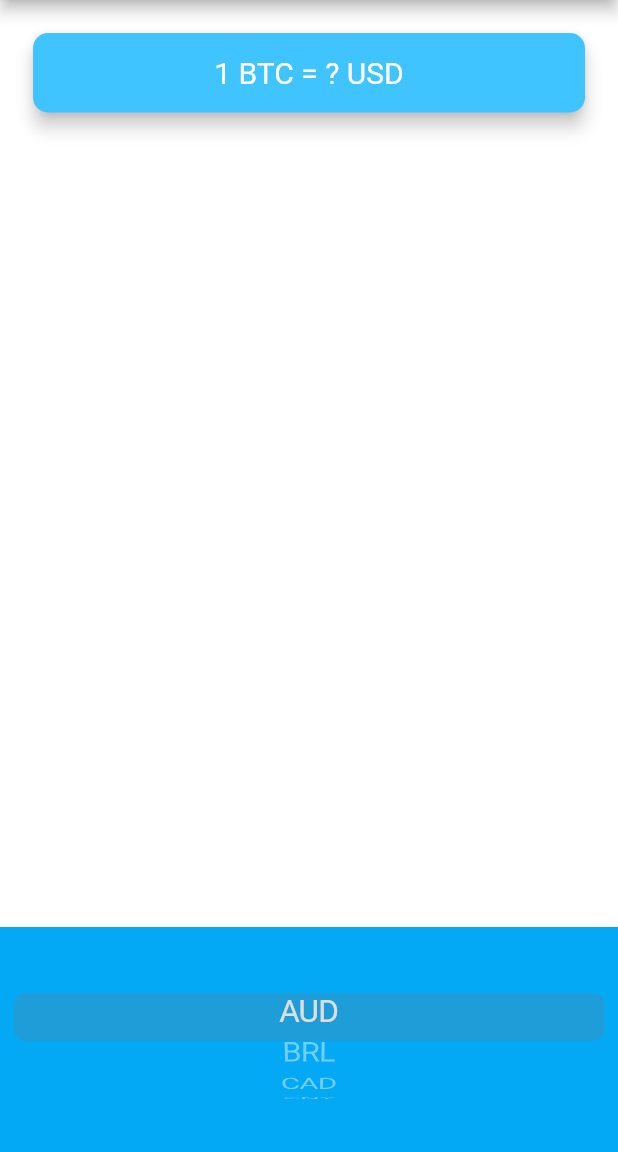
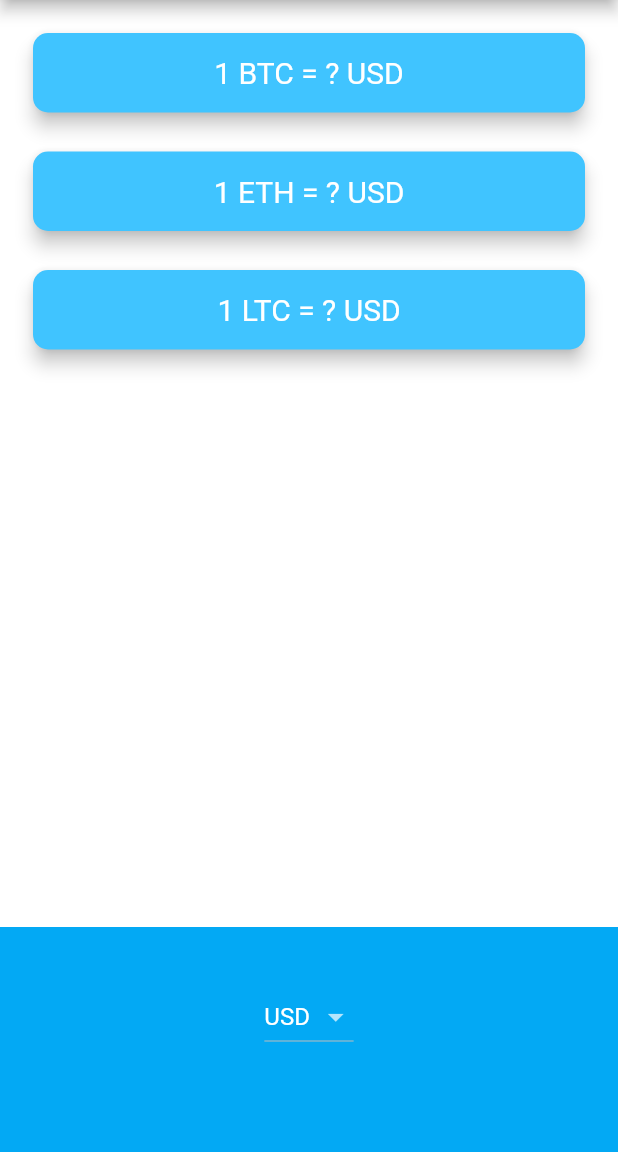
Before and after one commit to itayxsagiv/crypto-coins-ticker-flutter, a Flutter app: the screen it shows after launch, on a phone screen of 412 x 824 dp, the part 84-1236 px from its top. Run offline on Flutter 3.47's test engine with Material 2 defaults, Android fonts, the phone set to English and light mode, and no system bars; network calls fail.

Commit message:
Step 10 - Gold

```diff
--- a/lib/coin_data.dart
+++ b/lib/coin_data.dart
@@ -35,15 +35,20 @@ const List<String> cryptoList = [
 ];
 
 class CoinData {
-  Future<int> getCoinData(String currency) async {
-    http.Response response = await http
-        .get('https://rest.coinapi.io/v1/exchangerate/BTC/$currency?apikey=$keyAPI');
-    if (response.statusCode == 200) {
-      Map decodedJson = jsonDecode(response.body);
-      double rawValue = decodedJson['rate'];
-      int value = rawValue.toInt();
-      print(value);
-      return value;
+  Future<Map> getCoinData(String currency) async {
+    Map virtualCurrencies = {};
+    for (String virtualCurrency in cryptoList) {
+      http.Response response = await http.get(
+          'https://rest.coinapi.io/v1/exchangerate/$virtualCurrency/$currency?apikey=$keyAPI');
+      if (response.statusCode == 200) {
+        Map decodedJson = jsonDecode(response.body);
+        double rawValue = decodedJson['rate'];
+        int value = rawValue.toInt();
+        virtualCurrencies[virtualCurrency] = value;
+      } else {
+        virtualCurrencies = {'BTC': 1, 'ETH': 2, 'LTC': 3};
+      }
     }
+    return virtualCurrencies;
   }
 }
--- a/lib/price_screen.dart
+++ b/lib/price_screen.dart
@@ -11,7 +11,7 @@ class PriceScreen extends StatefulWidget {
 
 class _PriceScreenState extends State<PriceScreen> {
   String selectedCurrency = 'USD';
-  int selectedCurrencyPrice;
+  Map selectedCurrencyPrices = {};
 
   Widget iOSPicker() {
     List<Widget> currenciesItems = [];
@@ -56,14 +56,14 @@ class _PriceScreenState extends State<PriceScreen> {
 
   Future<void> getCoinValue(String currency) async {
     CoinData coinData = CoinData();
-    selectedCurrencyPrice = await coinData.getCoinData(currency);
+    selectedCurrencyPrices = await coinData.getCoinData(currency);
     setState(() {});
   }
 
   @override
   void initState() {
     super.initState();
-    getCoinValue('USD');
+    getCoinValue(selectedCurrency);
   }
 
   @override
@@ -76,7 +76,73 @@ class _PriceScreenState extends State<PriceScreen> {
         mainAxisAlignment: MainAxisAlignment.spaceBetween,
         crossAxisAlignment: CrossAxisAlignment.stretch,
         children: <Widget>[
-          Padding(
+          MultipleCurrenciesWidgets(
+            selectedCurrencyPrices: selectedCurrencyPrices,
+            selectedCurrency: selectedCurrency,
+            virtualCurrencies: cryptoList,
+          ),
+          Container(
+            height: 150.0,
+            alignment: Alignment.center,
+            padding: EdgeInsets.only(
+              bottom: 30.0,
+            ),
+            color: Colors.lightBlue,
+            child: Platform.isIOS ? iOSPicker() : androidPicker(),
+          ),
+        ],
+      ),
+    );
+  }
+}
+
+class MultipleCurrenciesWidgets extends StatelessWidget {
+  const MultipleCurrenciesWidgets({
+    @required this.selectedCurrencyPrices,
+    @required this.selectedCurrency,
+    @required this.virtualCurrencies,
+  });
+
+  final Map selectedCurrencyPrices;
+  final String selectedCurrency;
+  final List<String> virtualCurrencies;
+
+  List<Widget> getCurrencyWidgets() {
+    List<Widget> currencyWidgets = [];
+    for (String virtualCurrency in virtualCurrencies) {
+      Widget currencyWidget = CurrencyWidget(
+        selectedCurrencyPrice: selectedCurrencyPrices[virtualCurrency],
+        selectedCurrency: selectedCurrency,
+        virtualCurrency: virtualCurrency,
+      );
+      currencyWidgets.add(currencyWidget);
+    }
+    return currencyWidgets;
+  }
+
+  @override
+  Widget build(BuildContext context) {
+    return Column(
+      crossAxisAlignment: CrossAxisAlignment.stretch,
+      children: getCurrencyWidgets(),
+    );
+  }
+}
+
+class CurrencyWidget extends StatelessWidget {
+  const CurrencyWidget({
+    @required this.selectedCurrencyPrice,
+    @required this.selectedCurrency,
+    @required this.virtualCurrency,
+  });
+
+  final int selectedCurrencyPrice;
+  final String selectedCurrency;
+  final String virtualCurrency;
+
+  @override
+  Widget build(BuildContext context) {
+    return Padding(
       padding: EdgeInsets.fromLTRB(18.0, 18.0, 18.0, 0),
       child: Card(
         color: Colors.lightBlueAccent,
@@ -88,8 +154,8 @@ class _PriceScreenState extends State<PriceScreen> {
           padding: EdgeInsets.symmetric(vertical: 15.0, horizontal: 28.0),
           child: Text(
             selectedCurrencyPrice != null
-                      ? '1 BTC = $selectedCurrencyPrice $selectedCurrency'
-                      : '1 BTC = ? $selectedCurrency',
+                ? '1 $virtualCurrency = $selectedCurrencyPrice $selectedCurrency'
+                : '1 $virtualCurrency = ? $selectedCurrency',
             textAlign: TextAlign.center,
             style: TextStyle(
               fontSize: 20.0,
@@ -98,16 +164,6 @@ class _PriceScreenState extends State<PriceScreen> {
           ),
         ),
       ),
-          ),
-          Container(
-            height: 150.0,
-            alignment: Alignment.center,
-            padding: EdgeInsets.only(bottom: 30.0),
-            color: Colors.lightBlue,
-            child: Platform.isAndroid ? iOSPicker() : androidPicker(),
-          ),
-        ],
-      ),
     );
   }
 }
```
Lines whose indentation alone changed are shown as unchanged.
